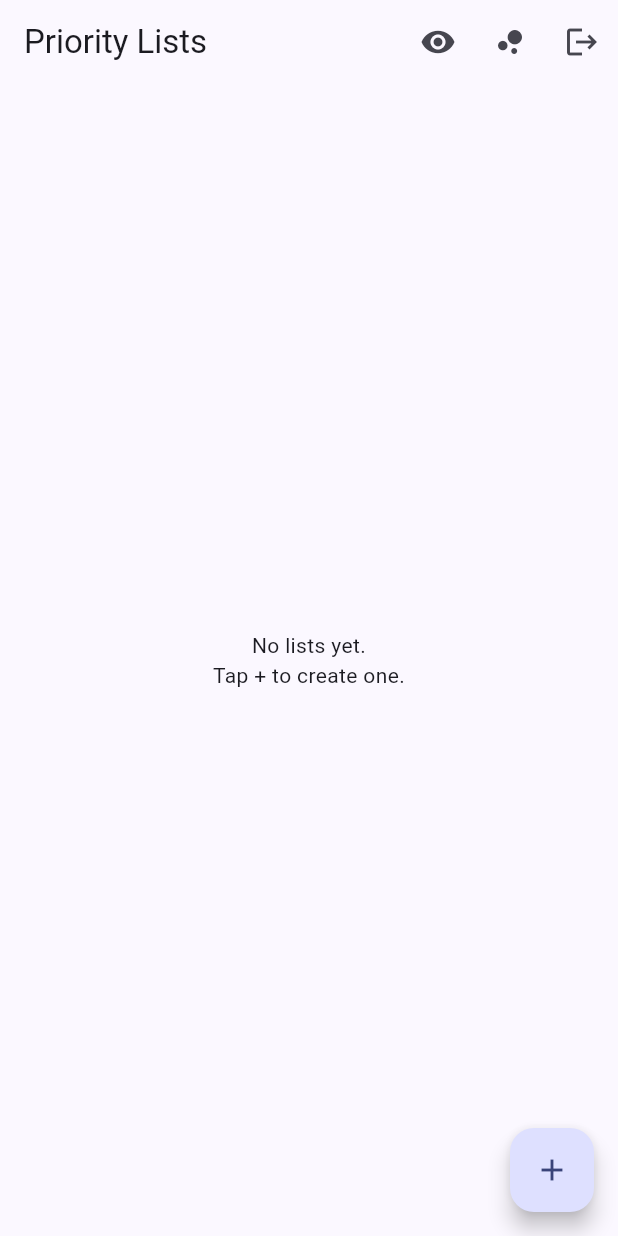
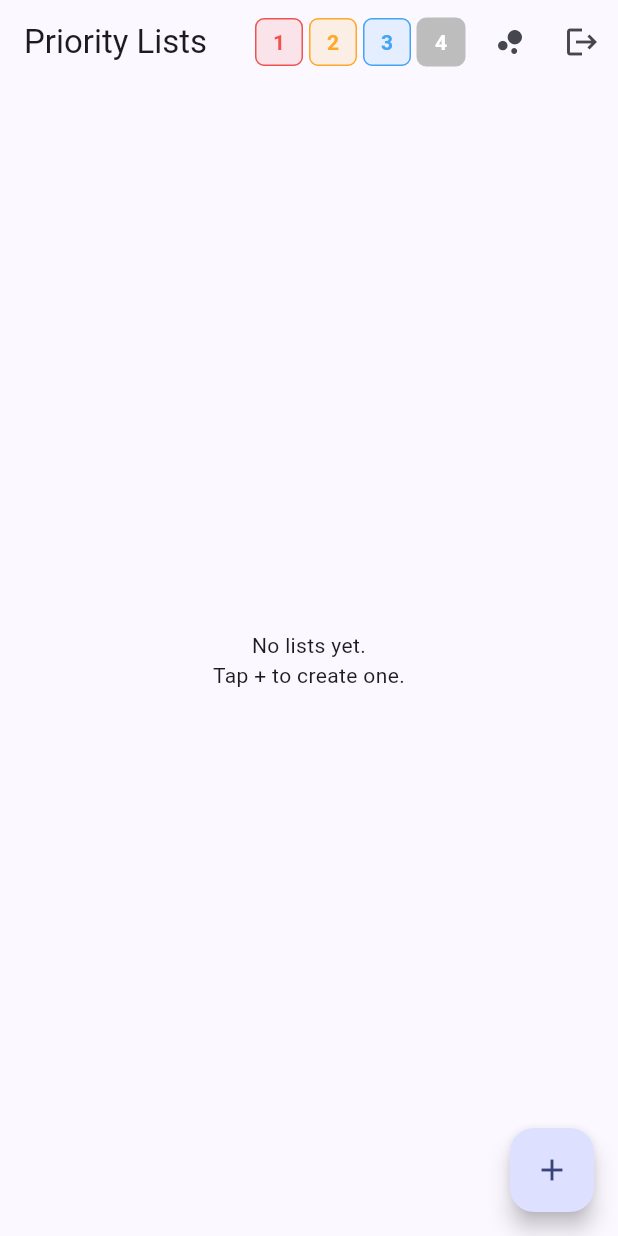
Before and after one commit to ngoryachev/priority-lists, a Flutter app: the screen it shows once a user with an empty profile is signed in, after a tap on the "view list" icon, on a phone screen of 412 x 824 dp. Run offline on Flutter 3.47's test engine with Material 3 defaults, Android fonts, the phone set to English and light mode, and no system bars; our stand-ins replace supabase_flutter; accounts and stored records are empty.

Commit message:
feat: 4-level priority filter, direct 1-4 priority buttons, restore Low badge
- FilterViewModel now tracks a level 1..4 (1=only critical, 4=all) instead of
  a hide-low boolean. The AppBar uses a new PriorityFilterBar with four
  coloured "1"/"2"/"3"/"4" toggles in place of the single visibility icon.
- PriorityCard and BubbleWidget gained an onSetPriority callback plus
  currentPriority, rendering a row of four small buttons that assign a
  priority directly without stepping through up/down arrows.
- The Low badge label is no longer hidden in compact cards: with the new
  bottom button row it makes sense to keep the priority pill visible for
  every card, including low-priority items where it used to drop off.
- Extracted priorityColor() helper into presentation/utils/priority_colors.dart
  to stop duplicating the switch between the two screens and the new widgets.

Co-Authored-By: Claude Opus 4.7 (1M context) <noreply@anthropic.com>

```diff
--- a/lib/presentation/screens/lists_overview_screen.dart
+++ b/lib/presentation/screens/lists_overview_screen.dart
@@ -1,15 +1,16 @@
 import 'package:flutter/material.dart';
 import 'package:provider/provider.dart';
 
-import '../../domain/models/priority.dart';
 import '../../domain/repositories/priority_list_repository.dart';
 import '../view_models/auth_view_model.dart';
 import '../view_models/list_detail_view_model.dart';
 import '../view_models/filter_view_model.dart';
 import '../view_models/lists_overview_view_model.dart';
+import '../utils/priority_colors.dart';
 import '../widgets/list_form_dialog.dart';
 import '../widgets/bubble_view/bubble_view.dart';
 import '../widgets/priority_card.dart';
+import '../widgets/priority_filter_bar.dart';
 import 'list_detail_screen.dart';
 
 class ListsOverviewScreen extends StatefulWidget {
@@ -21,15 +22,6 @@ class ListsOverviewScreen extends StatefulWidget {
 
 class _ListsOverviewScreenState extends State<ListsOverviewScreen> {
   bool _showBubbleView = true;
-
-  static Color _priorityColor(Priority priority) {
-    return switch (priority) {
-      Priority.critical => Colors.red.shade400,
-      Priority.high => Colors.orange.shade400,
-      Priority.medium => Colors.blue.shade400,
-      Priority.low => Colors.grey.shade400,
-    };
-  }
 
   @override
   void initState() {
@@ -47,11 +39,7 @@ class _ListsOverviewScreenState extends State<ListsOverviewScreen> {
       appBar: AppBar(
         title: const Text('Priority Lists'),
         actions: [
-          IconButton(
-            icon: Icon(filter.hideLow ? Icons.visibility_off : Icons.visibility),
-            tooltip: filter.hideLow ? 'Show Low' : 'Hide Low',
-            onPressed: () => filter.toggleHideLow(),
-          ),
+          const PriorityFilterBar(),
           IconButton(
             icon: Icon(_showBubbleView ? Icons.view_list : Icons.bubble_chart),
             tooltip: _showBubbleView ? 'List View' : 'Bubble View',
@@ -72,12 +60,9 @@ class _ListsOverviewScreenState extends State<ListsOverviewScreen> {
     );
   }
 
-  List<dynamic> _filteredLists(ListsOverviewViewModel vm, FilterViewModel filter) {
-    final lists = vm.sortedLists;
-    if (filter.hideLow) {
-      return lists.where((l) => l.priority != Priority.low).toList();
-    }
-    return lists;
+  List<dynamic> _filteredLists(
+      ListsOverviewViewModel vm, FilterViewModel filter) {
+    return vm.sortedLists.where((l) => filter.isVisible(l.priority)).toList();
   }
 
   Widget _buildBody(ListsOverviewViewModel vm, FilterViewModel filter) {
@@ -103,7 +88,7 @@ class _ListsOverviewScreenState extends State<ListsOverviewScreen> {
             .map((list) => BubbleEntry(
                   id: list.id,
                   name: list.name,
-                  color: _priorityColor(list.priority),
+                  color: priorityColor(list.priority),
                   priority: list.priority,
                   subtitle: '${list.items.length} item${list.items.length == 1 ? '' : 's'}',
                   onTap: () => _openList(context, list, useBubbleView: true),
@@ -119,6 +104,10 @@ class _ListsOverviewScreenState extends State<ListsOverviewScreen> {
                             updatedAt: DateTime.now(),
                           ))
                       : null,
+                  onSetPriority: (p) => vm.updateList(list.copyWith(
+                        priority: p,
+                        updatedAt: DateTime.now(),
+                      )),
                 ))
             .toList(),
       );
@@ -132,7 +121,7 @@ class _ListsOverviewScreenState extends State<ListsOverviewScreen> {
         final screenHeight = MediaQuery.of(context).size.height;
         const minCardHeight = 120.0;
         final cardHeight = (screenHeight * list.priority.screenHeightFraction).clamp(minCardHeight, double.infinity);
-        final listColor = _priorityColor(list.priority);
+        final listColor = priorityColor(list.priority);
         return PriorityCard(
           title: list.name,
           badgeLabel: list.priority.label,
@@ -140,6 +129,7 @@ class _ListsOverviewScreenState extends State<ListsOverviewScreen> {
           backgroundColor: listColor.withValues(alpha: 0.15),
           fixedHeight: cardHeight,
           subtitle: '${list.items.length} item${list.items.length == 1 ? '' : 's'}',
+          currentPriority: list.priority,
           onTap: () => _openList(context, list, useBubbleView: false),
           onMoveInto: sortedLists.length > 1
               ? () => _showMoveIntoDialog(context, vm, list)
@@ -156,6 +146,10 @@ class _ListsOverviewScreenState extends State<ListsOverviewScreen> {
                     updatedAt: DateTime.now(),
                   ))
               : null,
+          onSetPriority: (p) => vm.updateList(list.copyWith(
+            priority: p,
+            updatedAt: DateTime.now(),
+          )),
         );
       },
     );
@@ -193,7 +187,7 @@ class _ListsOverviewScreenState extends State<ListsOverviewScreen> {
             itemCount: targets.length,
             itemBuilder: (context, index) {
               final target = targets[index];
-              final color = _priorityColor(target.priority);
+              final color = priorityColor(target.priority);
               return ListTile(
                 leading: CircleAvatar(
                   backgroundColor: color.withValues(alpha: 0.2),
--- /dev/null
+++ b/lib/presentation/utils/priority_colors.dart
@@ -0,0 +1,13 @@
+import 'package:flutter/material.dart';
+
+import '../../domain/models/priority.dart';
+
+/// Centralised mapping from [Priority] to its display colour.
+Color priorityColor(Priority priority) {
+  return switch (priority) {
+    Priority.critical => Colors.red.shade400,
+    Priority.high => Colors.orange.shade400,
+    Priority.medium => Colors.blue.shade400,
+    Priority.low => Colors.grey.shade400,
+  };
+}
--- a/lib/presentation/view_models/filter_view_model.dart
+++ b/lib/presentation/view_models/filter_view_model.dart
@@ -1,12 +1,28 @@
 import 'package:flutter/foundation.dart';
 
+import '../../domain/models/priority.dart';
+
+/// Global priority-visibility filter shared across screens.
+///
+/// [level] selects the lowest [Priority.value] that is still visible:
+///   * 1 — only `critical`
+///   * 2 — `critical` + `high`
+///   * 3 — `critical` + `high` + `medium`
+///   * 4 — every priority (default)
 class FilterViewModel extends ChangeNotifier {
-  bool _hideLow = false;
+  static const int minLevel = 1;
+  static const int maxLevel = 4;
 
-  bool get hideLow => _hideLow;
+  int _level = maxLevel;
 
-  void toggleHideLow() {
-    _hideLow = !_hideLow;
+  int get level => _level;
+
+  void setLevel(int level) {
+    if (level < minLevel || level > maxLevel) return;
+    if (level == _level) return;
+    _level = level;
     notifyListeners();
   }
+
+  bool isVisible(Priority priority) => priority.value <= _level;
 }
--- a/lib/presentation/widgets/bubble_view/bubble_view.dart
+++ b/lib/presentation/widgets/bubble_view/bubble_view.dart
@@ -14,6 +14,7 @@ class BubbleEntry {
   final VoidCallback? onTap;
   final VoidCallback? onPriorityUp;
   final VoidCallback? onPriorityDown;
+  final ValueChanged<Priority>? onSetPriority;
 
   const BubbleEntry({
     required this.id,
@@ -24,6 +25,7 @@ class BubbleEntry {
     this.onTap,
     this.onPriorityUp,
     this.onPriorityDown,
+    this.onSetPriority,
   });
 }
 
@@ -108,6 +110,8 @@ class _BubbleViewState extends State<BubbleView>
                     onTap: entry.onTap ?? () {},
                     onPriorityUp: entry.onPriorityUp,
                     onPriorityDown: entry.onPriorityDown,
+                    currentPriority: entry.priority,
+                    onSetPriority: entry.onSetPriority,
                   ),
                 ),
           ],
--- /dev/null
+++ b/lib/presentation/widgets/priority_filter_bar.dart
@@ -0,0 +1,97 @@
+import 'package:flutter/material.dart';
+import 'package:provider/provider.dart';
+
+import '../../domain/models/priority.dart';
+import '../utils/priority_colors.dart';
+import '../view_models/filter_view_model.dart';
+
+/// Four toggle-buttons "1" / "2" / "3" / "4" that drive the global
+/// [FilterViewModel.level]. Designed to sit inside an [AppBar.actions].
+class PriorityFilterBar extends StatelessWidget {
+  const PriorityFilterBar({super.key});
+
+  @override
+  Widget build(BuildContext context) {
+    final filter = context.watch<FilterViewModel>();
+    return Padding(
+      padding: const EdgeInsets.symmetric(horizontal: 4, vertical: 8),
+      child: Row(
+        mainAxisSize: MainAxisSize.min,
+        children: [
+          for (var level = FilterViewModel.minLevel;
+              level <= FilterViewModel.maxLevel;
+              level++)
+            _FilterButton(
+              level: level,
+              isActive: filter.level == level,
+              onTap: () => filter.setLevel(level),
+            ),
+        ],
+      ),
+    );
+  }
+}
+
+class _FilterButton extends StatelessWidget {
+  final int level;
+  final bool isActive;
+  final VoidCallback onTap;
+
+  const _FilterButton({
+    required this.level,
+    required this.isActive,
+    required this.onTap,
+  });
+
+  @override
+  Widget build(BuildContext context) {
+    // The button colour matches the priority at this level: level 1 → critical,
+    // level 4 → low. That way the active button is also a hint of which
+    // priorities are still visible.
+    final color = priorityColor(Priority.fromValue(level));
+    return Padding(
+      padding: const EdgeInsets.symmetric(horizontal: 2),
+      child: Tooltip(
+        message: _tooltipFor(level),
+        child: Material(
+          color: isActive ? color : color.withValues(alpha: 0.12),
+          shape: RoundedRectangleBorder(
+            borderRadius: BorderRadius.circular(6),
+            side: BorderSide(color: color, width: isActive ? 0 : 1),
+          ),
+          child: InkWell(
+            onTap: onTap,
+            borderRadius: BorderRadius.circular(6),
+            child: SizedBox(
+              width: 32,
+              height: 32,
+              child: Center(
+                child: Text(
+                  '$level',
+                  style: TextStyle(
+                    color: isActive ? Colors.white : color,
+                    fontWeight: FontWeight.bold,
+                  ),
+                ),
+              ),
+            ),
+          ),
+        ),
+      ),
+    );
+  }
+
+  String _tooltipFor(int level) {
+    switch (level) {
+      case 1:
+        return 'Only Critical';
+      case 2:
+        return 'Critical + High';
+      case 3:
+        return 'Critical + High + Medium';
+      case 4:
+      default:
+        return 'Show All';
+    }
+  }
+}
```
Also changed, not shown: lib/presentation/screens/list_detail_screen.dart (+12 -23 lines), lib/presentation/widgets/bubble_view/bubble_widget.dart (+76 -0 lines), lib/presentation/widgets/priority_card.dart (+86 -1 lines).
